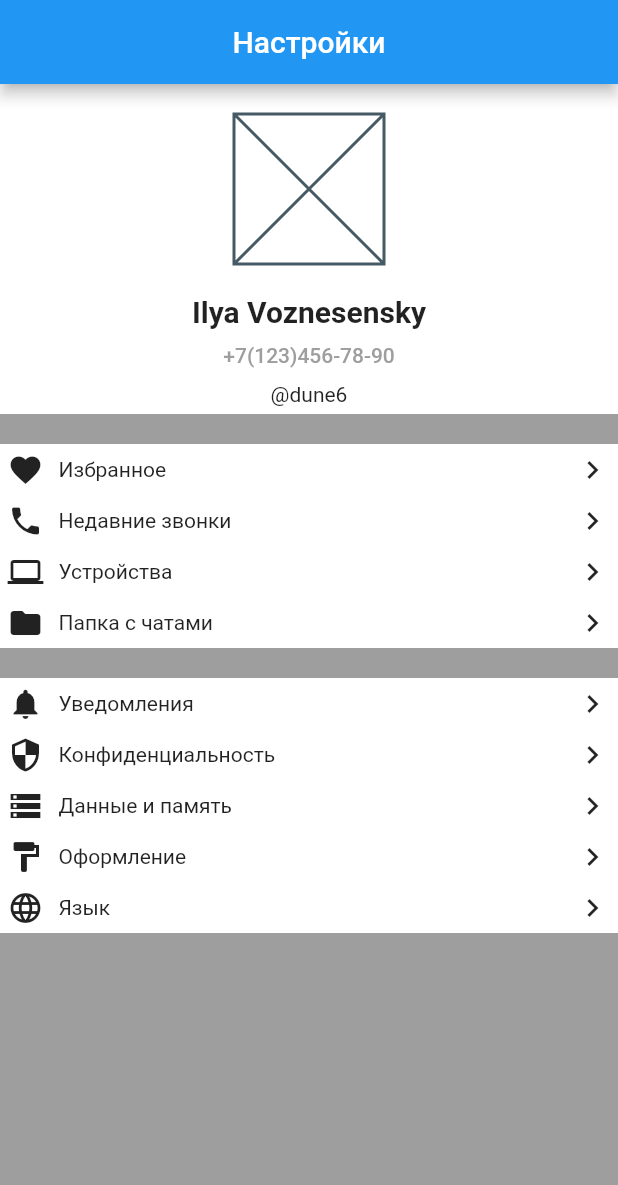
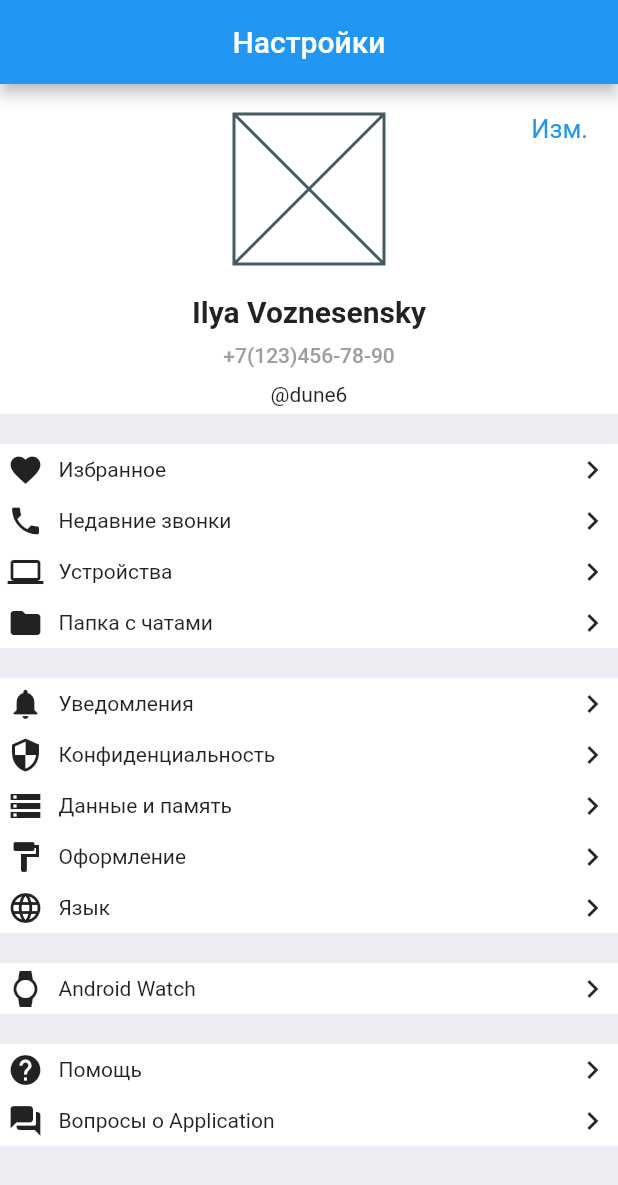
Before and after one commit to dune6/dart-flutter-samples, a Flutter app: the screen it shows after launch, on a phone screen of 412 x 824 dp. Shown: the top 1185 px of the screen. Run offline on Flutter 3.47's test engine with Material 2 defaults, Android fonts, the phone set to English and light mode, and no system bars.

Commit message:
Complete lesson 28

```diff
--- a/flutter/01_telegram_settings_screen/lib/widgets/user_profile.dart
+++ b/flutter/01_telegram_settings_screen/lib/widgets/user_profile.dart
@@ -18,27 +18,46 @@ class UserProfile extends StatelessWidget {
     MenuRowData(Icons.language, 'Язык'),
   ];
 
+  final List<MenuRowData> thirdMenuRow = [
+    MenuRowData(Icons.watch, 'Android Watch'),
+  ];
+
+  final List<MenuRowData> fourthMenuRow = [
+    MenuRowData(Icons.help, 'Помощь'),
+    MenuRowData(Icons.question_answer_rounded, 'Вопросы о Application'),
+  ];
+
   @override
   Widget build(BuildContext context) {
     return Scaffold(
-      backgroundColor: Colors.grey,
+      backgroundColor: const Color.fromARGB(255, 238, 236, 243),
       appBar: AppBar(
         centerTitle: true,
         title: const Text('Настройки'),
       ),
       body: SizedBox(
         width: double.infinity,
-        child: Column(
-          mainAxisAlignment: MainAxisAlignment.start,
-          crossAxisAlignment: CrossAxisAlignment.center,
+        child: ListView(
           children: [
             const _UserInfo(),
-            const SizedBox(height: 20,),
+            const SizedBox(
+              height: 20,
+            ),
             _MenuWidget(
               menuRow: firstMenuRow,
             ),
-            const SizedBox(height: 20,),
-            _MenuWidget(menuRow: secondMenuRow)
+            const SizedBox(
+              height: 20,
+            ),
+            _MenuWidget(menuRow: secondMenuRow),
+            const SizedBox(
+              height: 20,
+            ),
+            _MenuWidget(menuRow: thirdMenuRow),
+            const SizedBox(
+              height: 20,
+            ),
+            _MenuWidget(menuRow: fourthMenuRow)
           ],
         ),
       ),
@@ -104,7 +123,8 @@ class _UserInfo extends StatelessWidget {
 
   @override
   Widget build(BuildContext context) {
-    return Container(
+    return Stack(children: [
+      Container(
         width: double.infinity,
         color: Colors.white,
         child: Padding(
@@ -130,7 +150,15 @@ class _UserInfo extends StatelessWidget {
             ],
           ),
         ),
-    );
+      ),
+      const Positioned(
+          top: 20,
+          right: 20,
+          child: Text(
+            'Изм.',
+            style: TextStyle(color: Colors.blue, fontSize: 17),
+          ))
+    ]);
   }
 }
 
```
Lines whose indentation alone changed are shown as unchanged.
